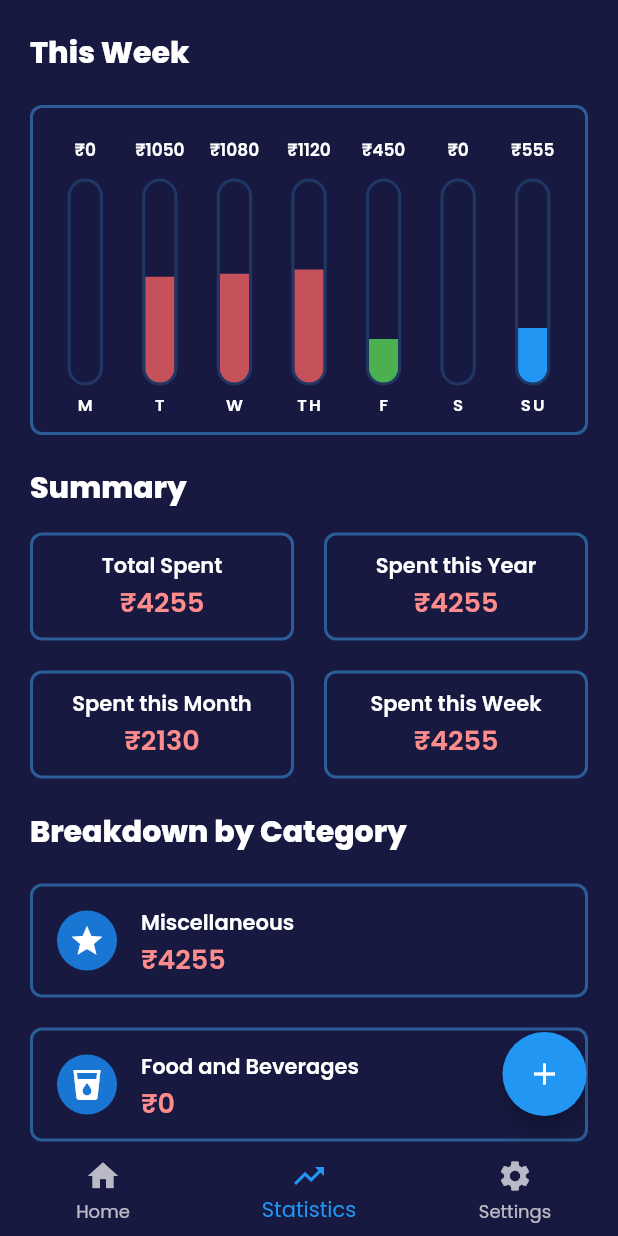
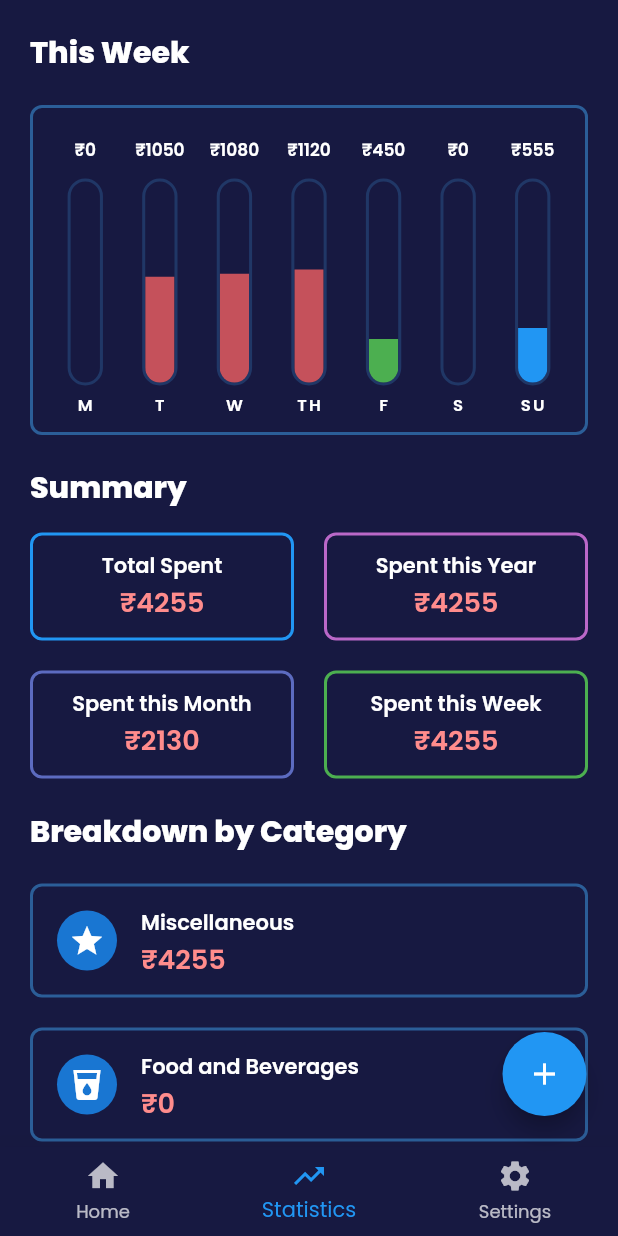
Before and after one commit to CrypticPoet/ExpenseTracker, a Flutter app: the screen it shows after launch, item 2 of the bottom bar chosen, on a phone screen of 412 x 824 dp. Run offline on Flutter 3.47's test engine with Material 2 defaults, Android fonts, the phone set to English and light mode, and no system bars; our stand-ins replace google_fonts; missing offline and left inert: sms.

Commit message:
Minor changes

```diff
--- a/expense_tracker/lib/screens/stats_screen.dart
+++ b/expense_tracker/lib/screens/stats_screen.dart
@@ -27,20 +27,30 @@ class StatsScreen extends StatelessWidget {
             SummaryGridTile(
               title: 'Total Spent',
               amount: sumTransactions(transactions).toString(),
+              color: Colors.blue,
             ),
             SizedBox(width: 20),
             SummaryGridTile(
-                title: 'Spent this Year', amount: sumTransactions(yearlyTransactions(transactions)).toString())
+              title: 'Spent this Year',
+              amount: sumTransactions(yearlyTransactions(transactions)).toString(),
+              color: Colors.purple[300],
+            )
           ],
         ),
         SizedBox(height: 20),
         Row(
           children: <Widget>[
             SummaryGridTile(
-                title: 'Spent this Month', amount: sumTransactions(monthlyTransactions(transactions)).toString()),
+              title: 'Spent this Month',
+              amount: sumTransactions(monthlyTransactions(transactions)).toString(),
+              color: Colors.indigo[400],
+            ),
             SizedBox(width: 20),
             SummaryGridTile(
-                title: 'Spent this Week', amount: sumTransactions(weeklyTransactions(transactions)).toString())
+              title: 'Spent this Week',
+              amount: sumTransactions(weeklyTransactions(transactions)).toString(),
+              color: Colors.green,
+            )
           ],
         ),
         SizedBox(height: 20),
--- a/expense_tracker/lib/screens/widgets/summary_tiles.dart
+++ b/expense_tracker/lib/screens/widgets/summary_tiles.dart
@@ -3,17 +3,18 @@ import 'package:flutter/material.dart';
 import '../../constants.dart';
 
 class SummaryGridTile extends StatelessWidget {
-  const SummaryGridTile({Key key, @required this.title, @required this.amount}) : super(key: key);
+  const SummaryGridTile({Key key, @required this.title, @required this.amount, @required this.color}) : super(key: key);
 
   final String title;
   final String amount;
+  final Color color;
 
   @override
   Widget build(BuildContext context) {
     return Expanded(
       child: Container(
         padding: EdgeInsets.all(10),
-        decoration: kBoxDecoration,
+        decoration: kBoxDecoration.copyWith(border: Border.all(color: color, width: 2)),
         child: Column(
           children: <Widget>[
             Text(title, style: kTextStyle),
```
